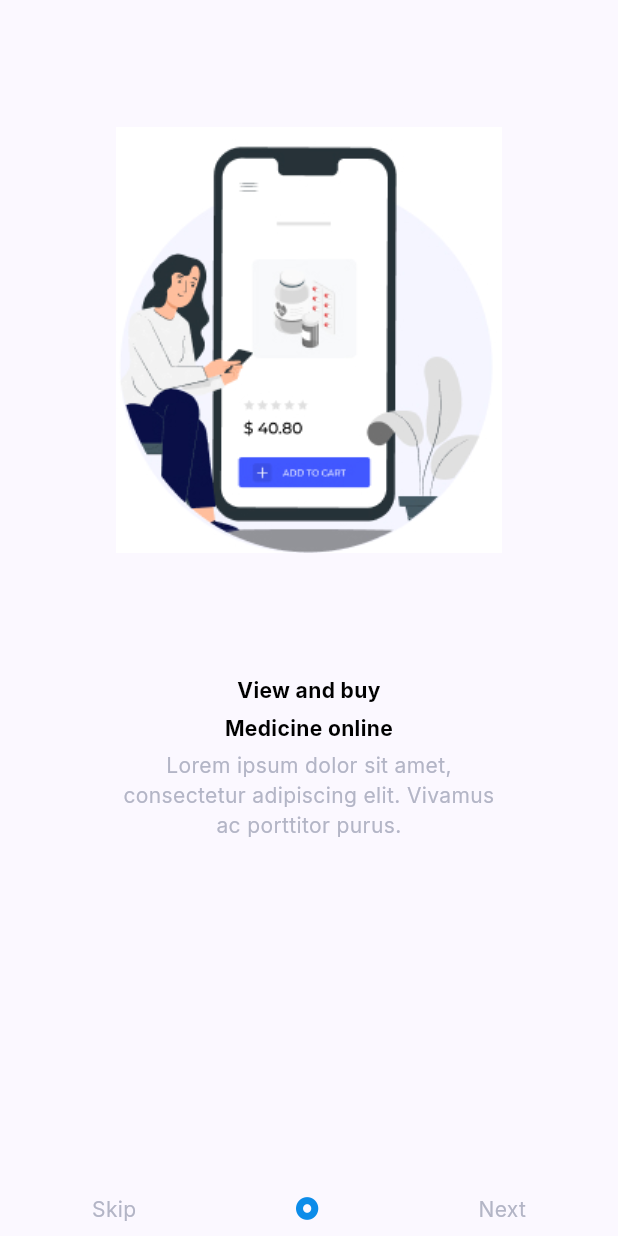
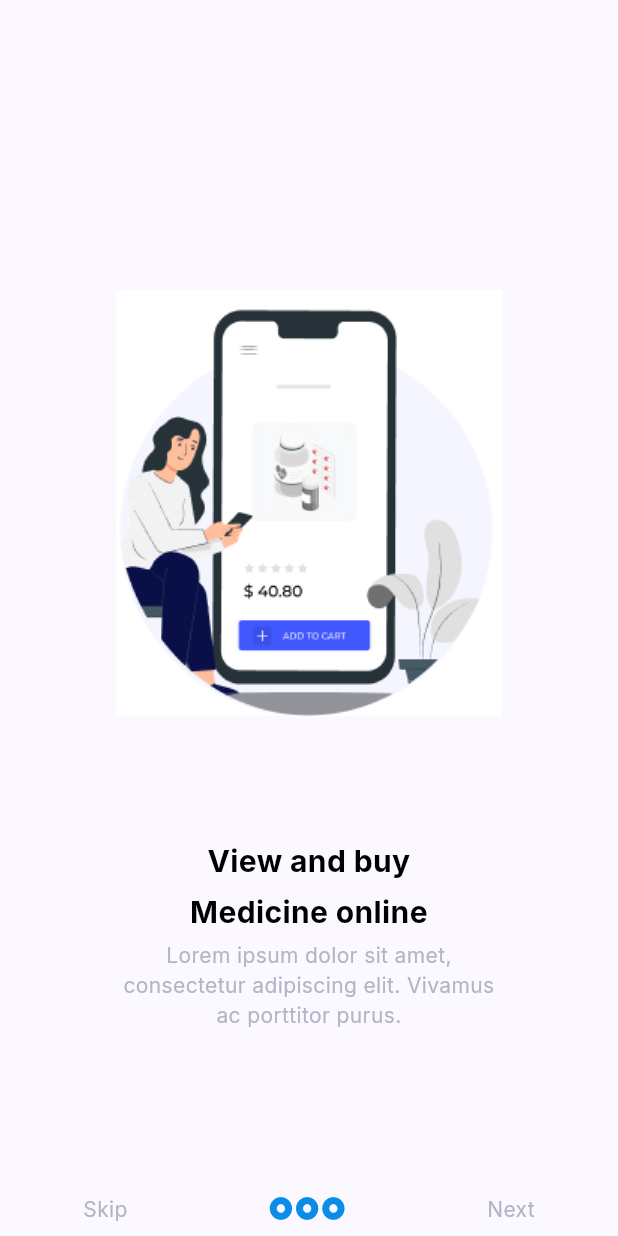
Before and after one commit to AbdulMoizWali/medical_app, a Flutter app: the screen it shows after launch, on a phone screen of 412 x 824 dp. Run offline on Flutter 3.47's test engine with Material 3 defaults, Android fonts, the phone set to English and light mode, and no system bars; our stand-ins replace google_fonts, icons_plus.

Commit message:
Walkthrough completed

```diff
--- a/lib/screens/walkthrough_screen.dart
+++ b/lib/screens/walkthrough_screen.dart
@@ -21,15 +21,14 @@ class _WalkthroughScreenState extends State<WalkthroughScreen> {
           mainAxisAlignment: MainAxisAlignment.center,
           crossAxisAlignment: CrossAxisAlignment.stretch,
           children: [
-            Container(
-              // color: Colors.amber,
-              child: Image.asset(ImageConsants.walkthroughImage),
-            ),
+            const Spacer(),
+            Image.asset(ImageConsants.walkthroughImage),
             vGap(5),
             const Text(
               'View and buy',
               textAlign: TextAlign.center,
               style: TextStyle(
+                fontSize: 20,
                 fontWeight: FontWeight.bold,
                 color: Colors.black,
               ),
@@ -39,6 +38,7 @@ class _WalkthroughScreenState extends State<WalkthroughScreen> {
               'Medicine online',
               textAlign: TextAlign.center,
               style: TextStyle(
+                fontSize: 20,
                 fontWeight: FontWeight.bold,
                 color: Colors.black,
               ),
@@ -61,14 +61,25 @@ class _WalkthroughScreenState extends State<WalkthroughScreen> {
               mainAxisAlignment: MainAxisAlignment.spaceAround,
               children: [
                 Text('Skip'),
-                Row(
-                  mainAxisSize: MainAxisSize.min,
+                SizedBox(
+                  width: 50,
+                  child: Row(
+                    mainAxisAlignment: MainAxisAlignment.spaceBetween,
                     children: [
                       Icon(
                         FontAwesome.circle_dot,
                         size: 15,
                       ),
+                      Icon(
+                        FontAwesome.circle_dot,
+                        size: 15,
+                      ),
+                      Icon(
+                        FontAwesome.circle_dot,
+                        size: 15,
+                      ),
                     ],
+                  ),
                 ),
                 Text('Next'),
               ],
```
Lines whose indentation alone changed are shown as unchanged.
